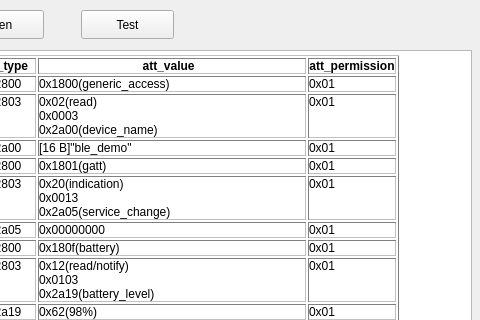
The window that bleHostStack/mainwindow.ui (chenwenhuiGithub/bleHostStack) describes before a commit, drawn with Qt 5; both pictures show x 209 to 689 and y 0 to 320 of the 689 by 636 pixel window.
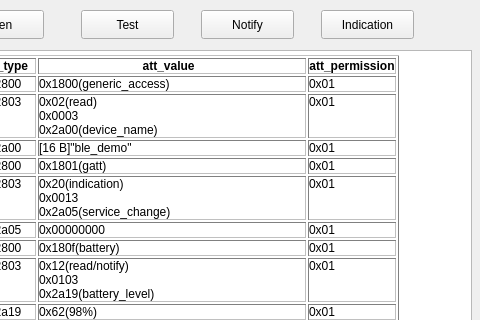
The same window after the commit.

Commit message: add notify/indication test

```diff
--- a/bleHostStack/mainwindow.ui
+++ b/bleHostStack/mainwindow.ui
@@ -218,6 +218,32 @@
 &lt;p style=&quot; margin-top:0px; margin-bottom:0px; margin-left:0px; margin-right:0px; -qt-block-indent:0; text-indent:0px;&quot;&gt;0x01&lt;/p&gt;&lt;/td&gt;&lt;/tr&gt;&lt;/table&gt;&lt;/body&gt;&lt;/html&gt;</string>
     </property>
    </widget>
+   <widget class="QPushButton" name="pushButtonNotify">
+    <property name="geometry">
+     <rect>
+      <x>410</x>
+      <y>10</y>
+      <width>93</width>
+      <height>29</height>
+     </rect>
+    </property>
+    <property name="text">
+     <string>Notify</string>
+    </property>
+   </widget>
+   <widget class="QPushButton" name="pushButtonIndication">
+    <property name="geometry">
+     <rect>
+      <x>530</x>
+      <y>10</y>
+      <width>93</width>
+      <height>29</height>
+     </rect>
+    </property>
+    <property name="text">
+     <string>Indication</string>
+    </property>
+   </widget>
   </widget>
   <widget class="QMenuBar" name="menubar">
    <property name="geometry">
```
The commit also changes 3 other files.
